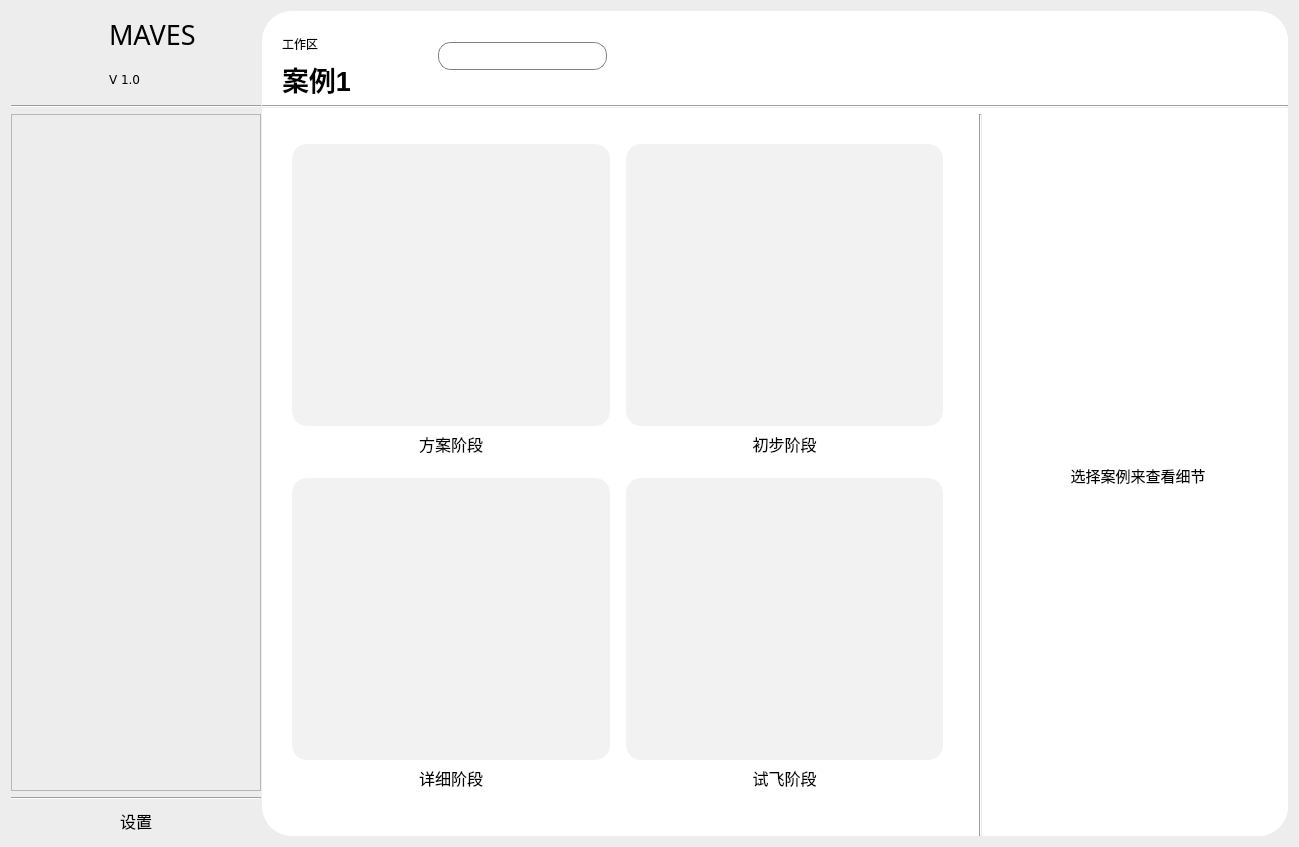
Above: src/WorkSpaceWindow.ui from Aiopr-bits/MAVES before the change. Below: the same form after it.
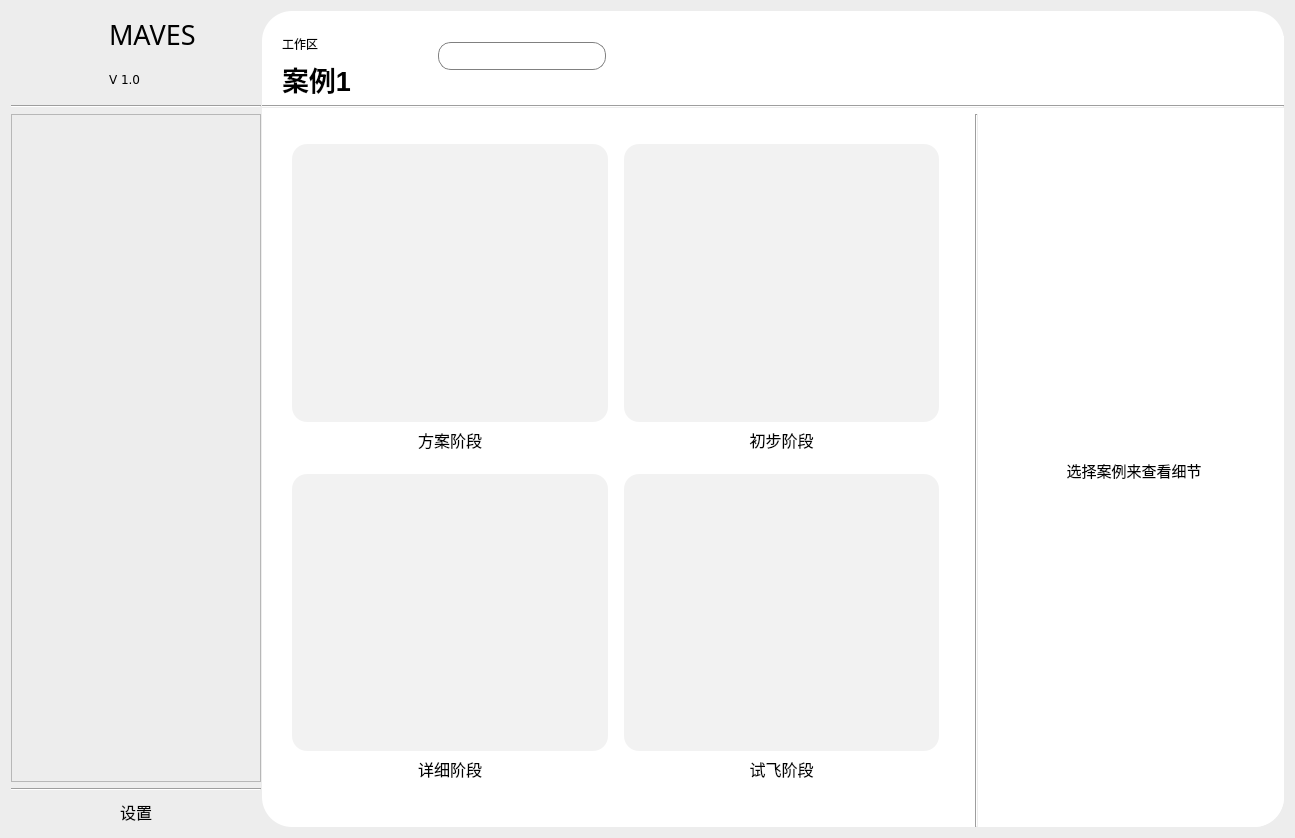
That is the form after the change. Icons and pictures are not drawn. Custom widgets are drawn as their Qt base class.

```diff
--- a/src/WorkSpaceWindow.ui
+++ b/src/WorkSpaceWindow.ui
@@ -9,8 +9,8 @@
    <rect>
     <x>0</x>
     <y>0</y>
-    <width>1299</width>
-    <height>847</height>
+    <width>1295</width>
+    <height>838</height>
    </rect>
   </property>
   <property name="minimumSize">
```
